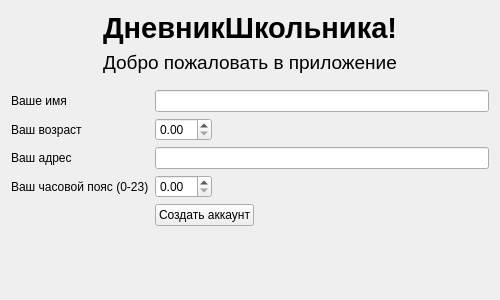
This is resources/forms/register.ui in lubaskinc0de/student_journal as Qt 5 draws it before an edit. The edited form follows.
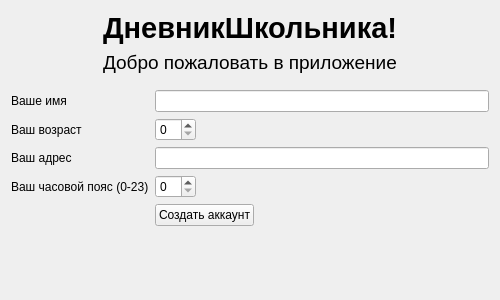
This is the edited form.

Patch:
```diff
--- a/resources/forms/register.ui
+++ b/resources/forms/register.ui
@@ -144,9 +144,6 @@
          </property>
         </widget>
        </item>
-       <item row="2" column="1">
-        <widget class="QDoubleSpinBox" name="age_input"/>
-       </item>
        <item row="3" column="0">
         <widget class="QLabel" name="label_3">
          <property name="text">
@@ -180,10 +177,7 @@
          </property>
         </widget>
        </item>
-       <item row="4" column="1">
-        <widget class="QDoubleSpinBox" name="timezone_input"/>
-       </item>
-       <item row="5" column="1">
+       <item row="6" column="1">
         <widget class="QPushButton" name="submit_btn">
          <property name="autoFillBackground">
           <bool>false</bool>
@@ -196,6 +190,12 @@
          </property>
         </widget>
        </item>
+       <item row="2" column="1">
+        <widget class="QSpinBox" name="age_input"/>
+       </item>
+       <item row="4" column="1">
+        <widget class="QSpinBox" name="timezone_input"/>
+       </item>
       </layout>
      </item>
      <item row="2" column="0">
```
